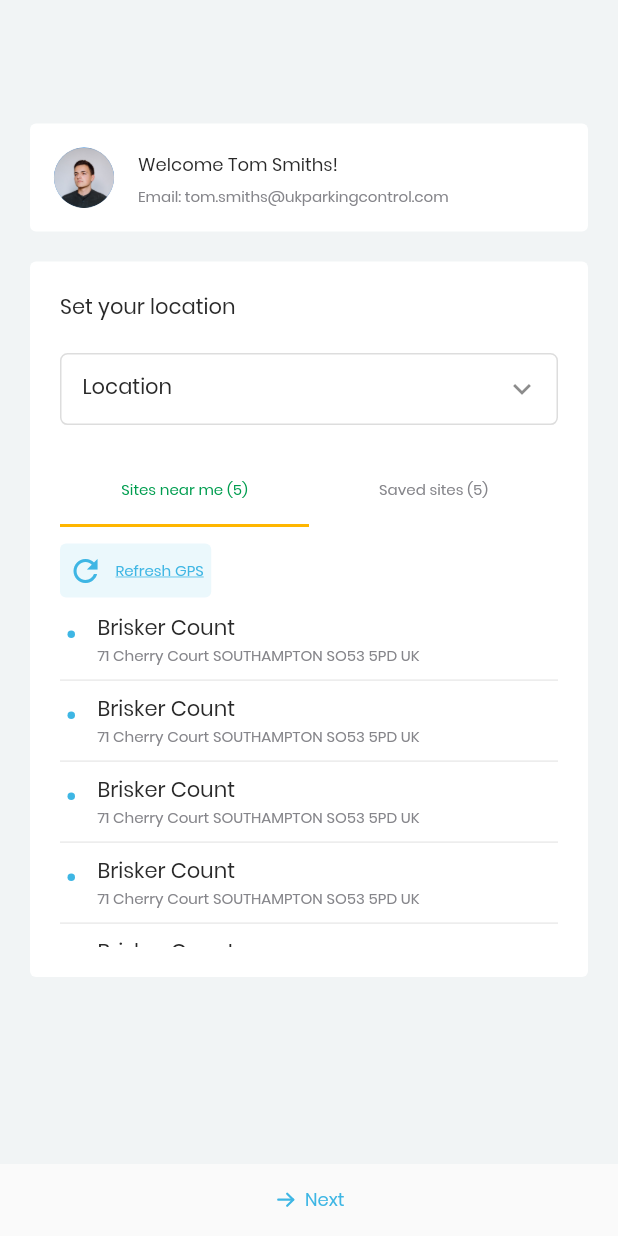
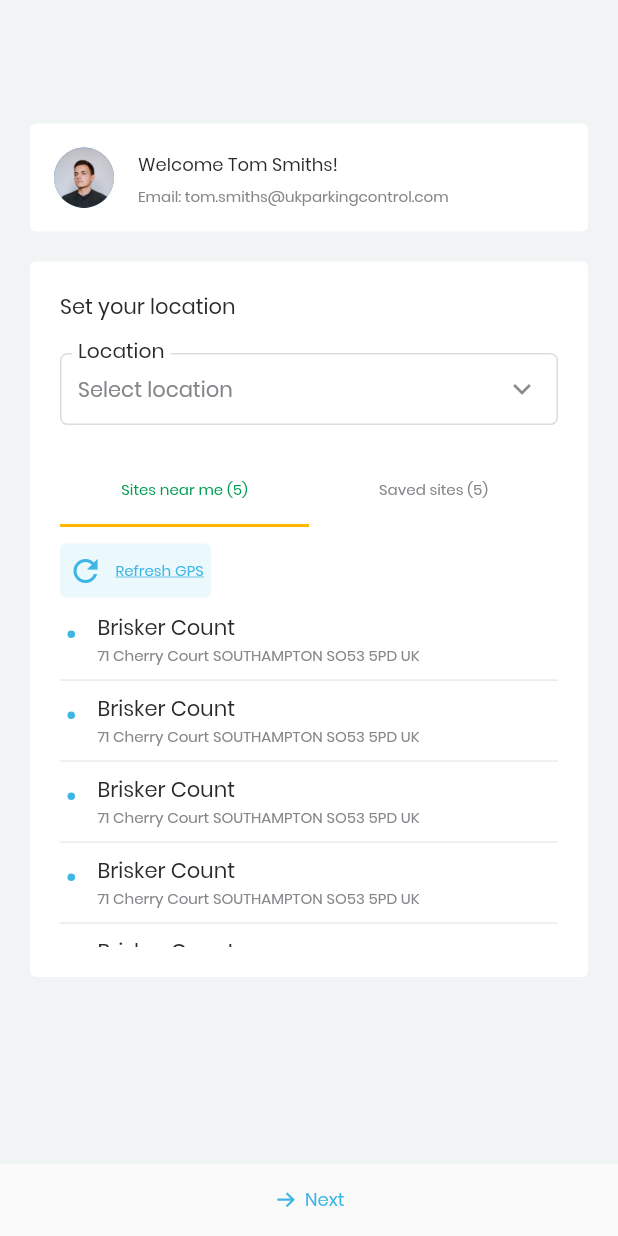
Before and after one commit to HaMinhThien-IT/iWarden, a Flutter app: the LocationScreen screen opened by its route, on a phone screen of 412 x 824 dp. Run offline on Flutter 3.47's test engine with Material 2 defaults, Android fonts, the phone set to English and light mode, and no system bars; our stand-ins replace carousel_slider, dropdown_button2, flutter_svg, flutter_typeahead, fluttertoast, image_picker and 1 more; network calls fail.

Commit message:
ok bay be

```diff
--- a/lib/common/Autocomplete.dart
+++ b/lib/common/Autocomplete.dart
@@ -68,7 +68,7 @@ class AutoCompleteWidget extends StatelessWidget {
             size: 24,
           ),
           contentPadding: const EdgeInsets.symmetric(
-            horizontal: 15,
+            horizontal: 12,
             vertical: 0,
           ),
         ),
--- a/lib/main.dart
+++ b/lib/main.dart
@@ -27,8 +27,8 @@ class MyApp extends StatelessWidget {
         title: 'iWarden',
         theme: themeMain(),
         debugShowCheckedModeBanner: false,
-        home: const HomeOverview(),
-        initialRoute: HomeOverview.routeName,
+        home: const AddFirstSeenScreen(),
+        initialRoute: AddFirstSeenScreen.routeName,
         routes: routes,
         // onUnknownRoute: (settings) {
         //   return MaterialPageRoute(builder: (ctx) => const DetailFirstSeen());
--- a/lib/screens/add-first-seen/AddFirstSeenScreen.dart
+++ b/lib/screens/add-first-seen/AddFirstSeenScreen.dart
@@ -10,7 +10,7 @@ import 'package:iWarden/widgets/drawer/app_drawer.dart';
 import 'package:fluttertoast/fluttertoast.dart';
 
 class AddFirstSeenScreen extends StatefulWidget {
-  static const routeName = '/add-first-seen';
+  static const routeName = 'add-first-seen';
   const AddFirstSeenScreen({super.key});
 
   @override
--- a/lib/theme/theme.dart
+++ b/lib/theme/theme.dart
@@ -54,7 +54,8 @@ ThemeData themeMain() {
         color: ColorTheme.textPrimary,
         fontSize: 18,
       ),
-      contentPadding: const EdgeInsets.all(15),
+      floatingLabelBehavior: FloatingLabelBehavior.always,
+      contentPadding: const EdgeInsets.all(12),
       fillColor: Colors.white,
       enabledBorder: OutlineInputBorder(
         borderSide: const BorderSide(
```
